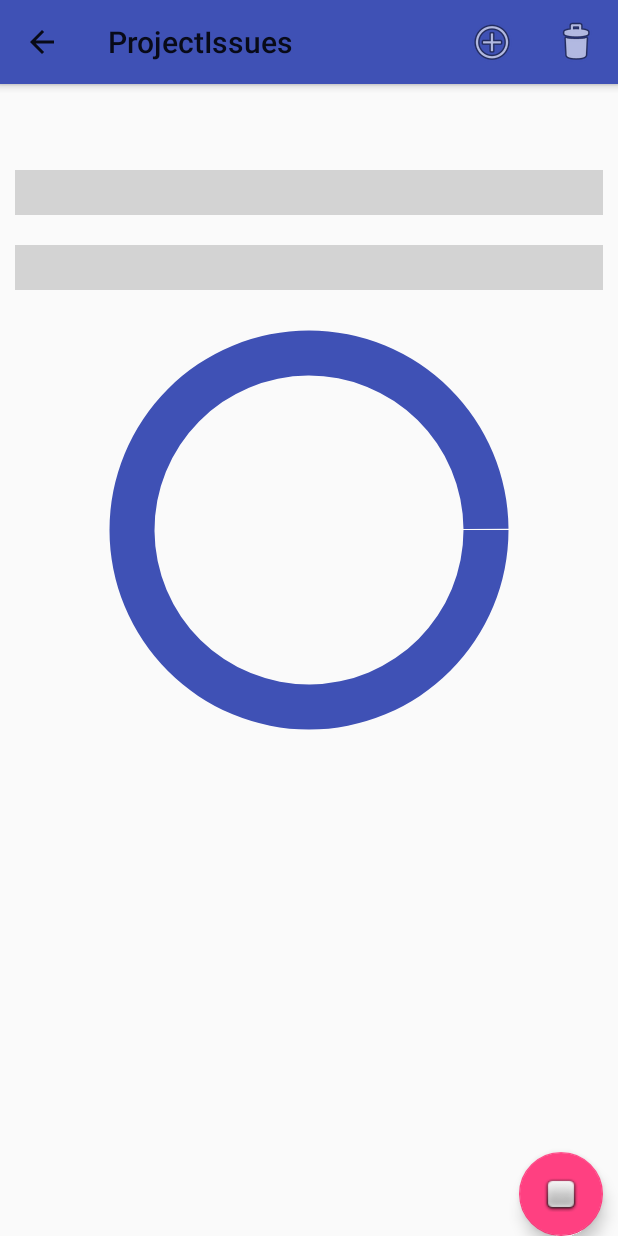
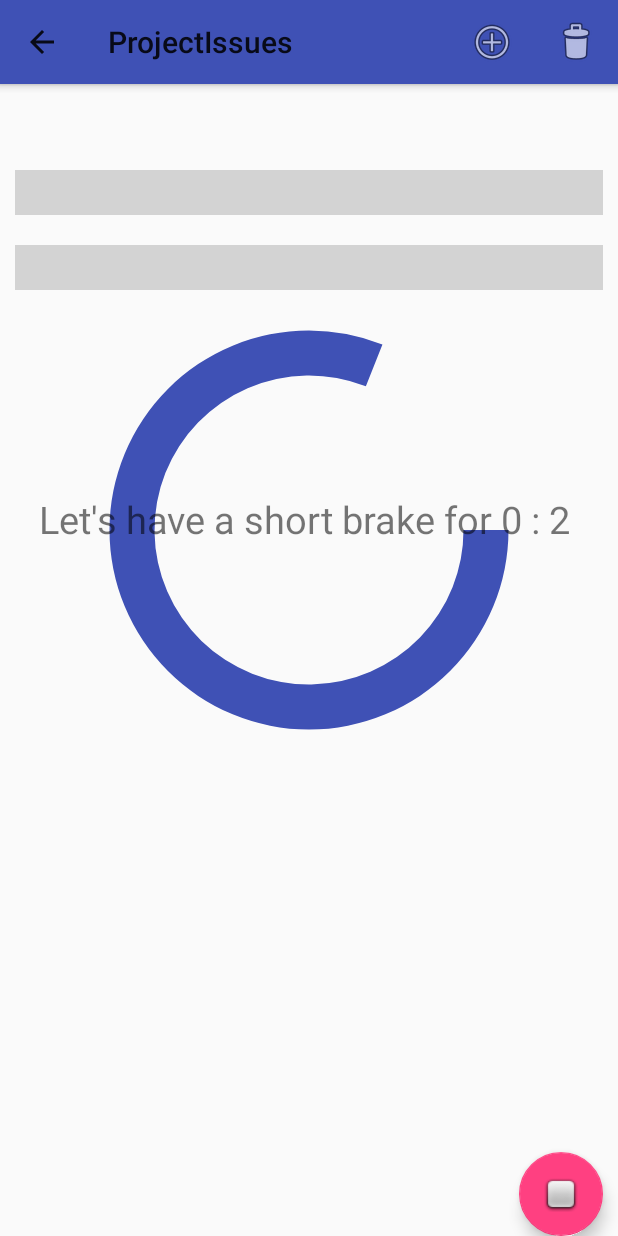
Before and after one commit to themitsou/Practical-3, an Android app: the fragment ClubActivityDetailsFragment placed in its activity, after a tap on an icon or button, on a phone screen of 412 x 824 dp. Run offline under Robolectric (Android 15) with nearby library versions, the phone set to English and light mode, and no system bars; 1 statement that could not run was skipped.

Commit message:
Adds Timer on Issues

```diff
--- a/app/src/main/java/gr/academic/city/sdmd/projectissues/ui/activity/fragments/ClubActivityDetailsFragment.java
+++ b/app/src/main/java/gr/academic/city/sdmd/projectissues/ui/activity/fragments/ClubActivityDetailsFragment.java
@@ -5,6 +5,7 @@ import android.content.ContentUris;
 import android.content.Context;
 import android.database.Cursor;
 import android.os.Bundle;
+import android.os.CountDownTimer;
 import android.support.design.widget.FloatingActionButton;
 import android.support.v4.app.Fragment;
 import android.support.v4.app.FragmentManager;
@@ -24,6 +25,7 @@ import android.widget.TextView;
 
 import java.text.SimpleDateFormat;
 import java.util.Date;
+import java.util.concurrent.TimeUnit;
 
 import gr.academic.city.sdmd.projectissues.R;
 import gr.academic.city.sdmd.projectissues.db.ProjectManagementContract;
@@ -46,6 +48,79 @@ public class ClubActivityDetailsFragment extends Fragment implements LoaderManag
     private TextView tvShortNote;
     private TextView tvLongNote;
     private TextView tvDate;
+    private TextView tvProgress;
+
+    private ProgressBar progressBar;
+    private ObjectAnimator animation;
+    private int pomodori = 0;
+    private boolean timeForShortBrake=false;
+    private boolean timeForLongBrake=false;
+
+    CountDownTimer mCountDownWorkTimer = new CountDownTimer(2 * 1000, 1000) {
+        @Override
+        public void onTick(long millisUntilFinished) {
+            //this will be called every second.
+            tvProgress.setText("" + String.format("%d : %d ",
+                    TimeUnit.MILLISECONDS.toMinutes(millisUntilFinished),
+                    TimeUnit.MILLISECONDS.toSeconds(millisUntilFinished) -
+                            TimeUnit.MINUTES.toSeconds(TimeUnit.MILLISECONDS.toMinutes(millisUntilFinished))));
+
+        }
+
+        @Override
+        public void onFinish() {
+            if (pomodori < 4) {
+                pomodori++;
+                timeForShortBrake = true;
+                mCountDownShortBrakeTimer.start();
+                startAnimation(2 * 1000);
+            } else {
+                pomodori = 0;
+                timeForLongBrake = true;
+                mCountDownLongBrakeTimer.start();
+                startAnimation(2 * 1000);
+            }
+        }
+    };
+
+    CountDownTimer mCountDownLongBrakeTimer = new CountDownTimer(2 * 1000, 1000) {
+        @Override
+        public void onTick(long millisUntilFinished) {
+            //this will be called every second.
+            tvProgress.setText("" + String.format("Let's have a long brake for %d : %d ",
+                    TimeUnit.MILLISECONDS.toMinutes(millisUntilFinished),
+                    TimeUnit.MILLISECONDS.toSeconds(millisUntilFinished) -
+                            TimeUnit.MINUTES.toSeconds(TimeUnit.MILLISECONDS.toMinutes(millisUntilFinished))));
+
+        }
+
+        @Override
+        public void onFinish() {
+            timeForLongBrake = false;
+            mCountDownWorkTimer.start();
+            startAnimation(2 * 1000);
+        }
+    };
+
+    CountDownTimer mCountDownShortBrakeTimer = new CountDownTimer(2 * 1000, 1000) {
+        @Override
+        public void onTick(long millisUntilFinished) {
+            //this will be called every second.
+            tvProgress.setText("" + String.format("Let's have a short brake for %d : %d ",
+                    TimeUnit.MILLISECONDS.toMinutes(millisUntilFinished),
+                    TimeUnit.MILLISECONDS.toSeconds(millisUntilFinished) -
+                            TimeUnit.MINUTES.toSeconds(TimeUnit.MILLISECONDS.toMinutes(millisUntilFinished))));
+
+        }
+
+        @Override
+        public void onFinish() {
+            timeForShortBrake = false;
+            mCountDownWorkTimer.start();
+            startAnimation(2* 1000);
+        }
+    };
+
 
     private View view;
     private Long mParam1;
@@ -88,21 +163,24 @@ public class ClubActivityDetailsFragment extends Fragment implements LoaderManag
         tvLongNote = (TextView) view.findViewById(R.id.tv_club_activity_long_note);
         tvDate = (TextView) view.findViewById(R.id.tv_club_activity_date);
 
-        final ProgressBar progressBar = (ProgressBar) view.findViewById(R.id.progressBar);
-        final ObjectAnimator animation = ObjectAnimator.ofInt(progressBar, "progress", 1000, 0); // see this max value coming back here, we animate towards that value
-
+        tvProgress = (TextView) view.findViewById(R.id.tv_progressText);
+        progressBar = (ProgressBar) view.findViewById(R.id.progressBar);
+        animation = ObjectAnimator.ofInt(progressBar, "progress", 1000, 0);
 
         final FloatingActionButton myFab = (FloatingActionButton) view.findViewById(R.id.floatingActionButton);
         myFab.setOnClickListener(new View.OnClickListener() {
             public void onClick(View v) {
                 if (animation.isRunning()) {
+                    myFab.setImageResource(android.R.drawable.ic_media_play);
                     animation.end();
-                    myFab.setImageResource(android.R.drawable.ic_media_play);
-                }else{
-                    animation.setDuration(1500000); //in milliseconds
-                    animation.setInterpolator(new DecelerateInterpolator());
-                    animation.start();
+                    mCountDownWorkTimer.cancel();
+                    mCountDownShortBrakeTimer.cancel();
+                    mCountDownLongBrakeTimer.cancel();
+                    tvProgress.setText(R.string.progress_message);
+                } else {
+                    startAnimation(2*1000); //in milliseconds
                     myFab.setImageResource(android.R.drawable.checkbox_off_background);
+                    mCountDownWorkTimer.start();
                 }
 
             }
@@ -167,7 +245,6 @@ public class ClubActivityDetailsFragment extends Fragment implements LoaderManag
             tvLongNote.setText(cursor.getString(cursor.getColumnIndexOrThrow(ProjectManagementContract.ProjectIssue.COLUMN_NAME_LONG_NOTE)));
             tvDate.setText(dateFormat.format(new Date(cursor.getLong(cursor.getColumnIndexOrThrow(ProjectManagementContract.ProjectIssue.COLUMN_NAME_TIMESTAMP)))));
 
-
         }
 
         if (cursor != null) {
@@ -192,4 +269,10 @@ public class ClubActivityDetailsFragment extends Fragment implements LoaderManag
         }
     }
 
+    public void startAnimation(long duration) {
+        animation.end();
+        animation.setDuration(duration); //in milliseconds
+        animation.setInterpolator(new DecelerateInterpolator());
+        animation.start();
+    }
 }
--- a/app/src/main/java/gr/academic/city/sdmd/projectissues/util/Constants.java
+++ b/app/src/main/java/gr/academic/city/sdmd/projectissues/util/Constants.java
@@ -12,6 +12,7 @@ public final class Constants {
     public static final String PROJECT_ISSUES_URL = SERVER_URL + "issues.json?project_id={0}";
     public static final String PROJECT_ISSUE_URL = SERVER_URL + "issues.json";
     public static final String DELETE_PROJECT_ISSUES_URL = SERVER_URL + "issues/{0}.json";
+    public static final String TIME_ENTRIES_URL = SERVER_URL + "time_entries.json";
 
-    public static final String PROJECT_ISSUES_DATE_FORMAT = "dd/MM/yyyy";
+    public static final String PROJECT_ISSUES_DATE_FORMAT = "MM/dd/yyyy";
 }
--- a/app/src/main/res/layout/fragment_club_activity_details.xml
+++ b/app/src/main/res/layout/fragment_club_activity_details.xml
@@ -1,65 +1,75 @@
 <?xml version="1.0" encoding="utf-8"?>
-<RelativeLayout
-    xmlns:android="http://schemas.android.com/apk/res/android"
+<RelativeLayout xmlns:android="http://schemas.android.com/apk/res/android"
+    xmlns:tools="http://schemas.android.com/tools"
     android:layout_width="match_parent"
-    android:layout_height="match_parent"
-    xmlns:tools="http://schemas.android.com/tools">
+    android:layout_height="match_parent">
 
-    <include layout="@layout/layout_toolbar"
-        android:id="@+id/toolbar" />
+    <include
+        android:id="@+id/toolbar"
+        layout="@layout/layout_toolbar" />
 
     <TextView
         android:id="@+id/tv_club_activity_title"
         android:layout_width="wrap_content"
         android:layout_height="wrap_content"
-        android:textSize="20sp"
-        tools:text="Club Name"
-        android:layout_below="@+id/toolbar"
         android:layout_alignParentLeft="true"
         android:layout_alignParentStart="true"
-        android:layout_margin="10dp" />
+        android:layout_below="@+id/toolbar"
+        android:layout_margin="10dp"
+        android:textSize="20sp"
+        tools:text="Club Name" />
 
     <TextView
         android:id="@+id/tv_club_activity_date"
         android:layout_width="wrap_content"
         android:layout_height="wrap_content"
-        tools:text="16/05/2016"
+        android:layout_alignParentEnd="true"
+        android:layout_alignParentRight="true"
         android:layout_below="@+id/toolbar"
-        android:layout_alignParentRight="true"
-        android:layout_alignParentEnd="true"
-        android:layout_margin="10dp" />
+        android:layout_margin="10dp"
+        tools:text="16/05/2016" />
 
     <TextView
         android:id="@+id/tv_club_activity_short_note"
         android:layout_width="match_parent"
         android:layout_height="wrap_content"
         android:layout_below="@id/tv_club_activity_title"
+        android:layout_margin="10dp"
         android:background="@color/lightGray"
         android:padding="5dp"
-        tools:text="Short note goes here."
-        android:layout_margin="10dp" />
+        tools:text="Short note goes here." />
 
     <TextView
         android:id="@+id/tv_club_activity_long_note"
         android:layout_width="match_parent"
         android:layout_height="wrap_content"
         android:layout_below="@id/tv_club_activity_short_note"
+        android:layout_margin="10dp"
         android:background="@color/lightGray"
         android:padding="5dp"
-        tools:text="Long note goes here. It is very long possible spanning multiple rows."
-        android:layout_margin="10dp" />
+        tools:text="Long note goes here. It is very long possible spanning multiple rows." />
 
     <ProgressBar
         android:id="@+id/progressBar"
         style="?android:attr/progressBarStyleHorizontal"
-        android:layout_below="@id/tv_club_activity_long_note"
         android:layout_width="match_parent"
         android:layout_height="300dp"
-
-        android:layout_centerHorizontal="true"
         android:max="1000"
         android:progress="0"
-        android:progressDrawable="@drawable/circular" />
+        android:progressDrawable="@drawable/circular"
+        android:layout_below="@+id/tv_club_activity_long_note"
+        android:layout_alignParentLeft="true"
+        android:layout_alignParentStart="true" />
+
+    <TextView
+        android:id="@+id/tv_progressText"
+        android:layout_width="wrap_content"
+        android:layout_height="wrap_content"
+        android:text="@string/progress_message"
+        android:textSize="25dp"
+        android:layout_marginBottom="140dp"
+        android:layout_alignBottom="@+id/progressBar"
+        android:layout_centerHorizontal="true" />
 
     <android.support.design.widget.FloatingActionButton
         android:id="@+id/floatingActionButton"
@@ -70,7 +80,7 @@
         android:layout_alignRight="@+id/tv_club_activity_long_note"
         android:layout_marginBottom="14dp"
         android:clickable="true"
-        android:visibility="visible"
-        android:src="@android:drawable/ic_media_play" />
+        android:src="@android:drawable/ic_media_play"
+        android:visibility="visible" />
 
 </RelativeLayout>
--- a/app/src/main/res/values/strings.xml
+++ b/app/src/main/res/values/strings.xml
@@ -23,6 +23,7 @@
     <string name="city_name">CITY College, the International Faculty of the University of Sheffield, Leontos Sofou, Thessaloniki</string>
     <string name="msg_snackbar">One Activity Deleted!</string>
     <string name="undo">UNDO</string>
+    <string name="progress_message">Let\'\ s put some effort on that ;)</string>
 
     <!-- TODO: Remove or change this placeholder text -->
     <string name="hello_blank_fragment">Hello blank fragment</string>
```
